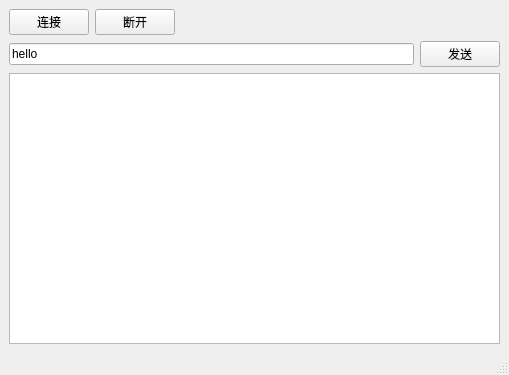
The window that Qt/QtRemoteObjects/Client/ClientWindow.ui (gongjianbo/MyTestCode) describes before a commit, drawn with Qt 5.
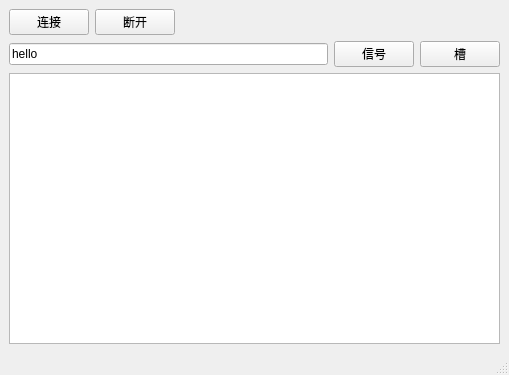
The same window after the commit.

Diff of the .ui file:
```diff
--- a/Qt/QtRemoteObjects/Client/ClientWindow.ui
+++ b/Qt/QtRemoteObjects/Client/ClientWindow.ui
@@ -58,7 +58,14 @@
       <item>
        <widget class="QPushButton" name="btnSend">
         <property name="text">
-         <string>发送</string>
+         <string>信号</string>
+        </property>
+       </widget>
+      </item>
+      <item>
+       <widget class="QPushButton" name="btnSlot">
+        <property name="text">
+         <string>槽</string>
         </property>
        </widget>
       </item>
```
Left out of the diff: 2 changed lines with no effect on the pictures.
